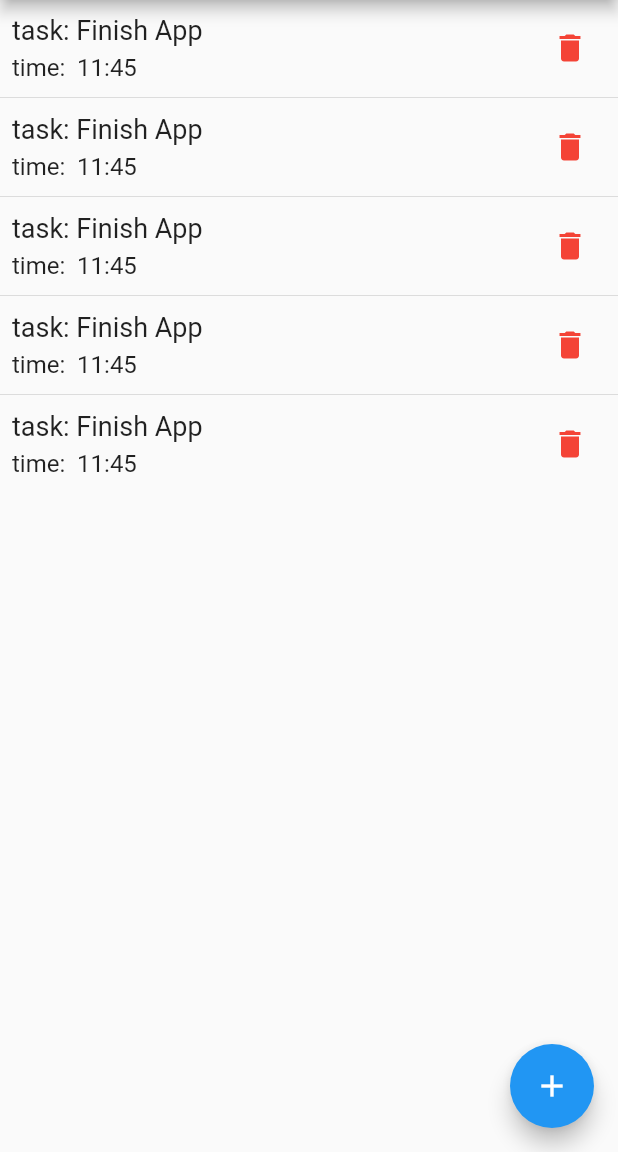
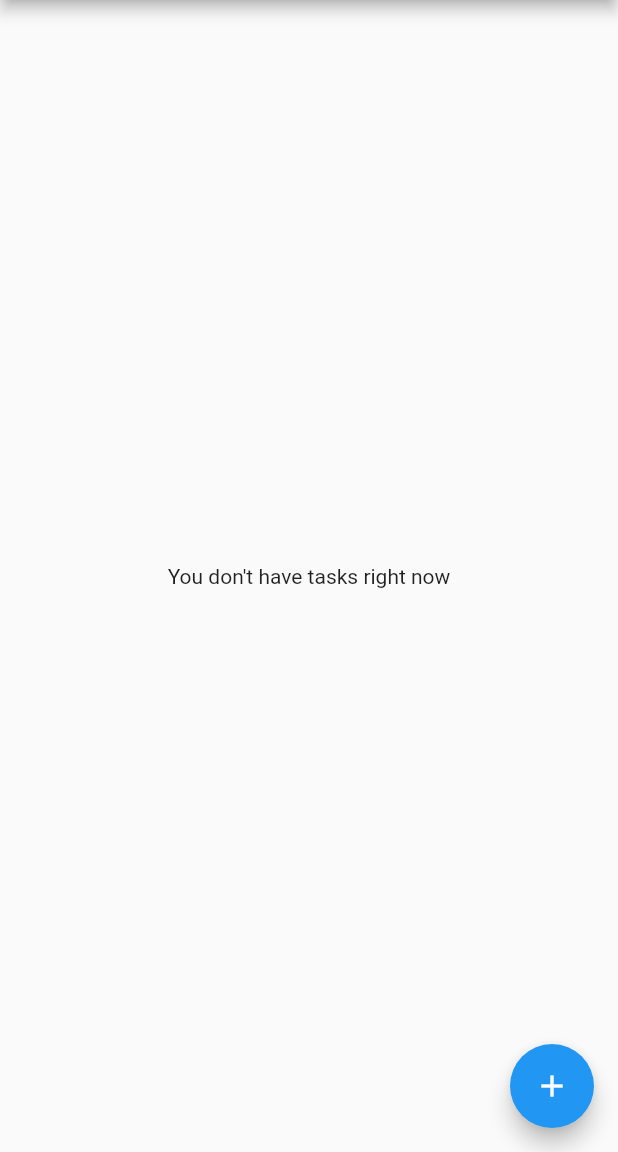
Before and after one commit to Anas20055/Neobis_Flutter_Hello_Flutter, a Flutter app: the screen it shows after launch, on a phone screen of 412 x 824 dp, the part 84-1236 px from its top. Run offline on Flutter 3.47's test engine with Material 3 defaults, Android fonts, the phone set to English and light mode, and no system bars.

Commit message:
added domain layer

```diff
--- /dev/null
+++ b/lib/app/domain/entity/task_entity.dart
@@ -0,0 +1,6 @@
+class Task{
+  String task;
+  String time;
+
+  Task({required this.task,required this.time});
+}
--- /dev/null
+++ b/lib/app/domain/provider/task_view_model.dart
@@ -0,0 +1,25 @@
+import 'package:flutter/material.dart';
+import 'package:neobis_first_app/app/domain/entity/task_entity.dart';
+
+
+class TaskViewmodel extends ChangeNotifier {
+  List<Task> tasks = [];
+
+  addTask(String taskName,String time) {
+    final task = Task(task: taskName, time: time);
+    tasks.add(task);
+    notifyListeners();
+  }
+
+  delateTask(int index){
+    tasks.removeAt(index);
+    notifyListeners();
+  }
+
+  setTask(int index){
+
+    notifyListeners();
+  }
+
+
+}
--- a/lib/app/ui/componets/my_diolog.dart
+++ b/lib/app/ui/componets/my_diolog.dart
@@ -1,4 +1,6 @@
 import 'package:flutter/material.dart';
+import 'package:neobis_first_app/app/domain/provider/task_view_model.dart';
+import 'package:provider/provider.dart';
 
 class MyDiolog extends StatefulWidget {
   const MyDiolog({super.key});
@@ -21,6 +23,7 @@ class _MyDiologState extends State<MyDiolog> {
 
   @override
   Widget build(BuildContext context) {
+    final taskProvider = Provider.of<TaskViewmodel>(context, listen: false);
     return SimpleDialog(
       children: [
         Form(
@@ -57,6 +60,7 @@ class _MyDiologState extends State<MyDiolog> {
                   onPressed: () {
                     if (formKey.currentState?.validate() == true) {
                       Navigator.pop(context);
+                      taskProvider.addTask(taskNameController.text, timeController.text);
                     }
                   },
                   style: ButtonStyle(
--- a/lib/app/ui/task_view_page.dart
+++ b/lib/app/ui/task_view_page.dart
@@ -1,6 +1,8 @@
 import 'package:flutter/material.dart';
+import 'package:neobis_first_app/app/domain/provider/task_view_model.dart';
 import 'package:neobis_first_app/app/ui/componets/my_diolog.dart';
 import 'package:neobis_first_app/app/ui/componets/task_Item.dart';
+import 'package:provider/provider.dart';
 
 class TaskViewPage extends StatelessWidget {
   const TaskViewPage({super.key});
@@ -11,24 +13,31 @@ class TaskViewPage extends StatelessWidget {
       appBar: AppBar(
         title: const Text('Task app'),
       ),
-      body: ListView.separated(
-        itemCount: 5,
+      body: Consumer<TaskViewmodel>(builder: (context, taskProvider, _) {
+        return taskProvider.tasks.isEmpty
+            ? const Center(
+                child: Text('You don\'t have tasks right now'),
+              )
+            : ListView.separated(
+                itemCount: taskProvider.tasks.length,
                 itemBuilder: (context, index) {
-          return const TaskItem(
-            taskName: 'Finish App',
-            time: '11:45',
+                  final task = taskProvider.tasks[index];
+                  return TaskItem(
+                    taskName: task.task,
+                    time: task.time,
+                    index: index,
                   );
                 },
                 separatorBuilder: (context, index) {
                   return const Divider(
                     height: 2,
                   );
-        }
-      ),
+                });
+      }),
       floatingActionButton: FloatingActionButton(
         onPressed: () => showDialog(
           context: context,
-          builder: (context)=> const MyDiolog(),
+          builder: (context) => const MyDiolog(),
         ),
         child: const Icon(Icons.add),
       ),
--- a/lib/main.dart
+++ b/lib/main.dart
@@ -1,5 +1,8 @@
 import 'package:flutter/material.dart';
+import 'package:neobis_first_app/app/domain/provider/task_view_model.dart';
 import 'package:neobis_first_app/app/ui/task_view_page.dart';
+import 'package:provider/provider.dart';
+
 
 void main() {
   runApp(const NeobisFirstApp());
@@ -10,12 +13,15 @@ class NeobisFirstApp extends StatelessWidget {
 
   @override
   Widget build(BuildContext context) {
-    return MaterialApp(
-      theme: ThemeData(
-        useMaterial3: false,
+    return ChangeNotifierProvider(
+      create: (context) => TaskViewmodel(),
+      child: MaterialApp(
+        theme: ThemeData(
+          useMaterial3: false,
+        ),
+        debugShowCheckedModeBanner: false,
+        home:const  TaskViewPage(),
       ),
-      debugShowCheckedModeBanner: false,
-      home:const  TaskViewPage(),
     );
   }
 }
--- a/pubspec.yaml
+++ b/pubspec.yaml
@@ -35,6 +35,8 @@ dependencies:
   # The following adds the Cupertino Icons font to your application.
   # Use with the CupertinoIcons class for iOS style icons.
   cupertino_icons: ^1.0.2
+  provider: ^6.1.1
+  shared_preferences: ^2.2.2
 
 dev_dependencies:
   flutter_test:
```
Also changed, not shown: lib/app/ui/componets/task_Item.dart (+6 -2 lines), pubspec.lock, 2 other files. Lines whose indentation alone changed are shown as unchanged.
